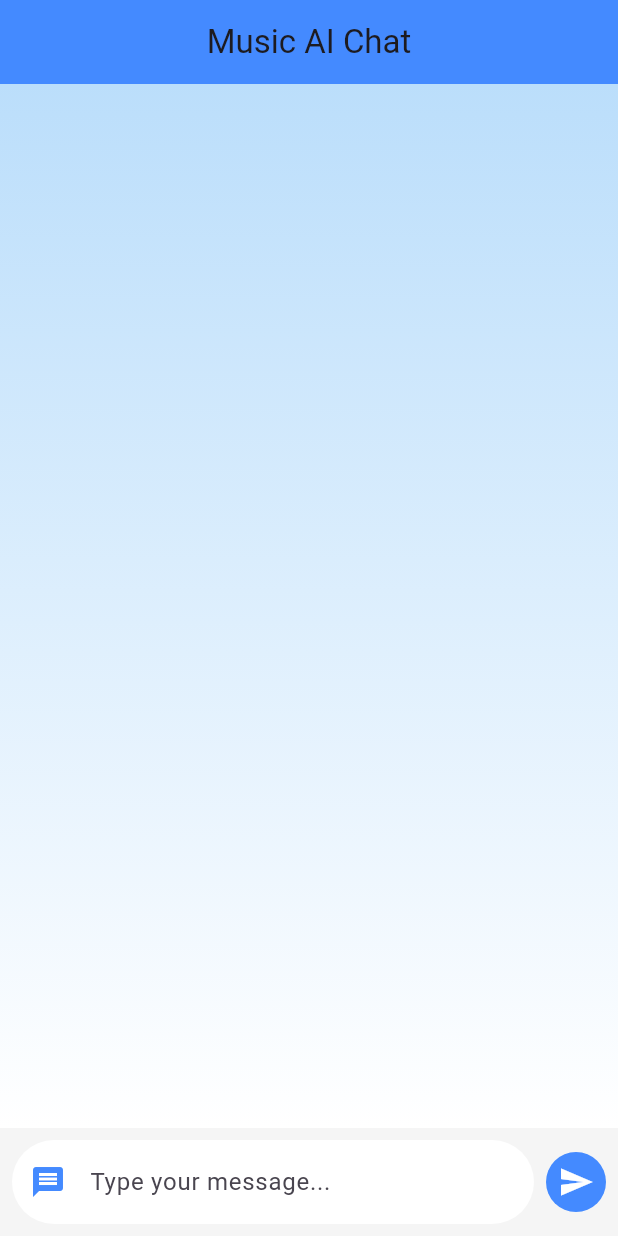
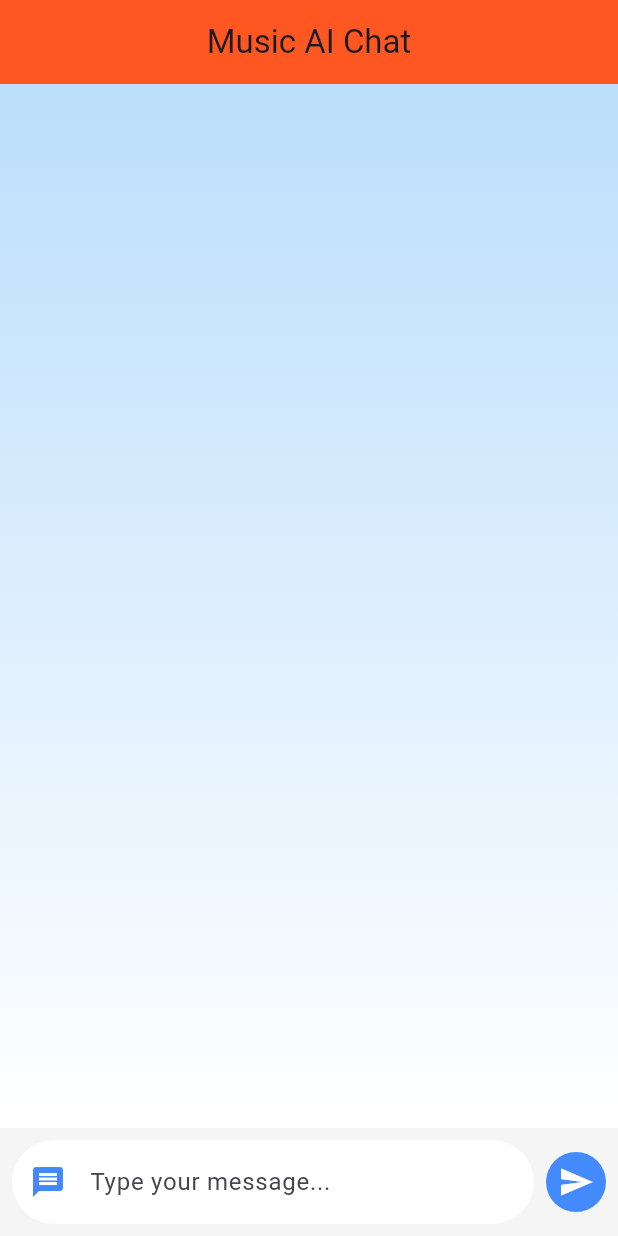
Before and after one commit to MrFlopsky/Pixelated_Brains, a Flutter app: the screen it shows after launch, on a phone screen of 412 x 824 dp. Run offline on Flutter 3.47's test engine with Material 3 defaults, Android fonts, the phone set to English and light mode, and no system bars.

Commit message:
Style updt
Color update

```diff
--- a/lib/main.dart
+++ b/lib/main.dart
@@ -57,7 +57,7 @@
       appBar: AppBar(
         title: Text('Music AI Chat'),
         centerTitle: true,
-        backgroundColor: Colors.blueAccent,
+        backgroundColor: Colors.deepOrange,
       ),
       body: Column(
         children: [
@@ -84,7 +84,7 @@
                       children: [
                         if (!isUser)
                           CircleAvatar(
-                            backgroundColor: Colors.blueAccent,
+                            backgroundColor: Colors.deepOrange,
                             child: Icon(Icons.android, color: Colors.white),
                           ),
                         if (!isUser) SizedBox(width: 8),
```
